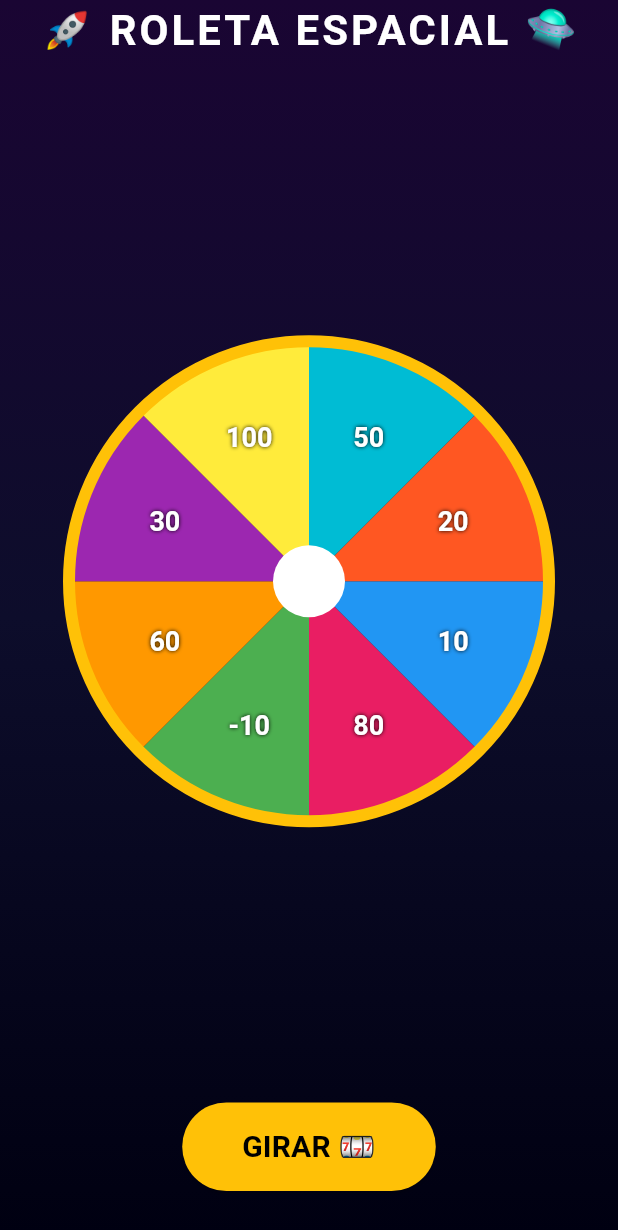
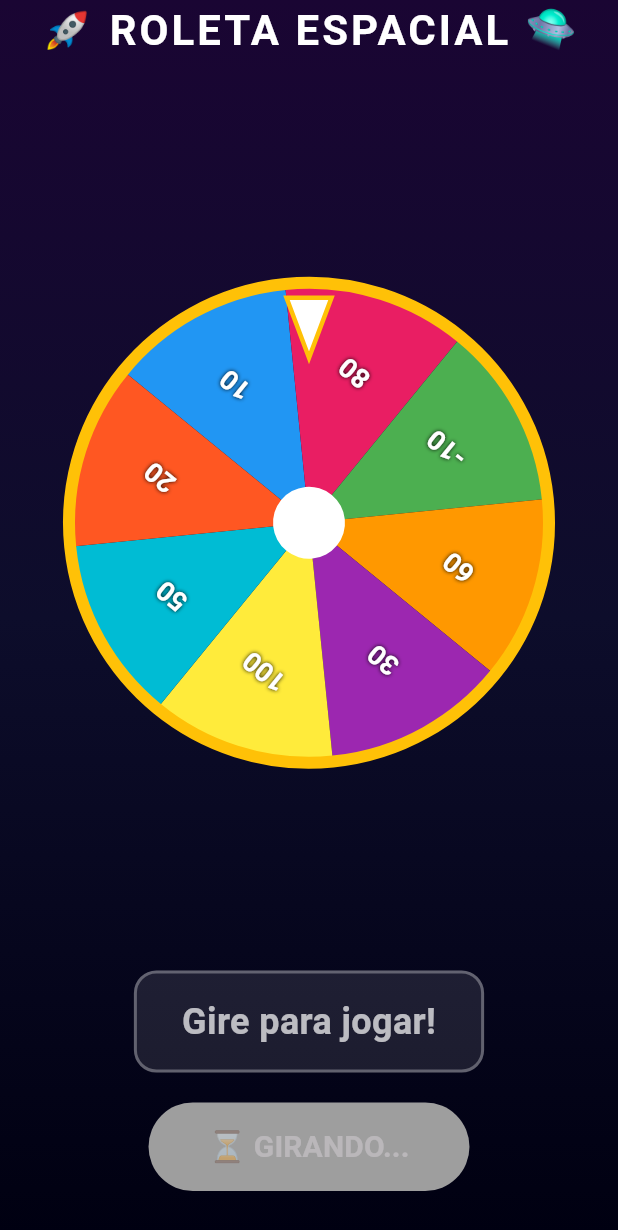
Before and after one commit to Thyagocool/game-score, a Flutter app: the screen it shows after launch, after a tap on "GIRAR 🎰", on a phone screen of 412 x 824 dp. Shown: the top 1230 px of the screen. Run offline on Flutter 3.47's test engine with Material 3 defaults, Android fonts, the phone set to English and light mode, and no system bars.

Commit message:
feat: implement Phase 3 - Roulette spin logic
- Added AnimationController for smooth spinning
- Added indicator triangle at top
- Added random result selection
- Added result display with color highlight
- Added spin button with disabled state during spin

```diff
--- a/lib/main.dart
+++ b/lib/main.dart
@@ -32,7 +32,110 @@ class RouletteScreen extends StatefulWidget {
   State<RouletteScreen> createState() => _RouletteScreenState();
 }
 
-class _RouletteScreenState extends State<RouletteScreen> {
+class _RouletteScreenState extends State<RouletteScreen>
+    with SingleTickerProviderStateMixin {
+  late AnimationController _controller;
+  late Animation<double> _animation;
+  double _currentRotation = 0;
+  int? _resultIndex;
+  bool _isSpinning = false;
+
+  // Dados da roleta
+  final List<Color> segmentColors = [
+    const Color(0xFF2196F3), // Azul - 10
+    const Color(0xFFE91E63), // Rosa - 80
+    const Color(0xFF4CAF50), // Verde - -10
+    const Color(0xFFFF9800), // Laranja - 60
+    const Color(0xFF9C27B0), // Roxo - 30
+    const Color(0xFFFFEB3B), // Amarelo - 100
+    const Color(0xFF00BCD4), // Ciano - 50
+    const Color(0xFFFF5722), // Vermelho - 20
+  ];
+
+  final List<int> segmentValues = [10, 80, -10, 60, 30, 100, 50, 20];
+
+  @override
+  void initState() {
+    super.initState();
+    _controller = AnimationController(
+      duration: const Duration(seconds: 4),
+      vsync: this,
+    );
+
+    _animation = Tween<double>(
+      begin: 0,
+      end: 1,
+    ).animate(CurvedAnimation(
+      parent: _controller,
+      curve: Curves.decelerate,
+    ));
+
+    _controller.addListener(() {
+      setState(() {
+        _currentRotation = _animation.value;
+      });
+    });
+
+    _controller.addStatusListener((status) {
+      if (status == AnimationStatus.completed) {
+        _calculateResult();
+        setState(() {
+          _isSpinning = false;
+        });
+      }
+    });
+  }
+
+  @override
+  void dispose() {
+    _controller.dispose();
+    super.dispose();
+  }
+
+  void _spin() {
+    if (_isSpinning) return;
+
+    setState(() {
+      _isSpinning = true;
+      _resultIndex = null;
+    });
+
+    // Sortear resultado
+    final random = Random();
+    final selectedIndex = random.nextInt(segmentColors.length);
+
+    // Calcular rotação (mínimo 5 giros + posição do segmento)
+    final segmentAngle = 2 * pi / segmentColors.length;
+    final targetAngle = 5 * 2 * pi + (selectedIndex * segmentAngle);
+
+    _animation = Tween<double>(
+      begin: _currentRotation,
+      end: _currentRotation + targetAngle,
+    ).animate(CurvedAnimation(
+      parent: _controller,
+      curve: Curves.decelerate,
+    ));
+
+    _controller.reset();
+    _controller.forward();
+  }
+
+  void _calculateResult() {
+    // Calcular qual segmento está no topo (posição do indicador)
+    final normalizedRotation = _currentRotation % (2 * pi);
+    final segmentAngle = 2 * pi / segmentColors.length;
+
+    // O indicador está no topo (ângulo -pi/2 ou 3*pi/2)
+    final indicatorAngle = 3 * pi / 2;
+    final adjustedAngle = (indicatorAngle - normalizedRotation) % (2 * pi);
+
+    final index = (adjustedAngle / segmentAngle).floor() % segmentColors.length;
+
+    setState(() {
+      _resultIndex = index;
+    });
+  }
+
   @override
   Widget build(BuildContext context) {
     return Scaffold(
@@ -42,9 +145,9 @@ class _RouletteScreenState extends State<RouletteScreen> {
             begin: Alignment.topCenter,
             end: Alignment.bottomCenter,
             colors: [
-              Color(0xFF1a0533), // Roxo escuro
-              Color(0xFF0d0d2b), // Azul escuro
-              Color(0xFF000011), // Quase preto
+              Color(0xFF1a0533),
+              Color(0xFF0d0d2b),
+              Color(0xFF000011),
             ],
           ),
         ),
@@ -64,29 +167,81 @@ class _RouletteScreenState extends State<RouletteScreen> {
               ),
               const SizedBox(height: 20),
 
-              // Roleta
+              // Roleta com indicador
               Expanded(
                 child: Center(
-                  child: SizedBox(
-                    width: 320,
-                    height: 320,
-                    child: CustomPaint(
-                      painter: RoulettePainter(),
-                    ),
+                  child: Stack(
+                    alignment: Alignment.center,
+                    children: [
+                      // Roleta girando
+                      Transform.rotate(
+                        angle: _currentRotation,
+                        child: SizedBox(
+                          width: 320,
+                          height: 320,
+                          child: CustomPaint(
+                            painter: RoulettePainter(
+                              segmentColors: segmentColors,
+                              segmentValues: segmentValues,
+                            ),
+                          ),
+                        ),
+                      ),
+                      // Indicador (triângulo no topo)
+                      Positioned(
+                        top: 10,
+                        child: CustomPaint(
+                          size: const Size(30, 40),
+                          painter: IndicatorPainter(),
+                        ),
+                      ),
+                    ],
                   ),
                 ),
               ),
 
-              const SizedBox(height: 20),
+              // Resultado
+              Container(
+                margin: const EdgeInsets.symmetric(vertical: 10),
+                padding: const EdgeInsets.symmetric(
+                  horizontal: 30,
+                  vertical: 15,
+                ),
+                decoration: BoxDecoration(
+                  color: _resultIndex != null
+                      ? segmentColors[_resultIndex!].withValues(alpha: 0.3)
+                      : Colors.white.withValues(alpha: 0.1),
+                  borderRadius: BorderRadius.circular(15),
+                  border: Border.all(
+                    color: _resultIndex != null
+                        ? segmentColors[_resultIndex!]
+                        : Colors.white30,
+                    width: 2,
+                  ),
+                ),
+                child: Text(
+                  _resultIndex != null
+                      ? '🎉 ${segmentValues[_resultIndex!]} pontos!'
+                      : 'Gire para jogar!',
+                  style: TextStyle(
+                    fontSize: 24,
+                    fontWeight: FontWeight.bold,
+                    color: _resultIndex != null
+                        ? segmentColors[_resultIndex!]
+                        : Colors.white70,
+                  ),
+                ),
+              ),
+
+              const SizedBox(height: 10),
 
               // Botão de girar
               ElevatedButton(
-                onPressed: () {
-                  // TODO: Fase 3 - Adicionar lógica de giro
-                },
+                onPressed: _isSpinning ? null : _spin,
                 style: ElevatedButton.styleFrom(
                   backgroundColor: Colors.amber,
                   foregroundColor: Colors.black,
+                  disabledBackgroundColor: Colors.grey,
                   padding: const EdgeInsets.symmetric(
                     horizontal: 40,
                     vertical: 15,
@@ -95,9 +250,9 @@ class _RouletteScreenState extends State<RouletteScreen> {
                     borderRadius: BorderRadius.circular(30),
                   ),
                 ),
-                child: const Text(
-                  'GIRAR 🎰',
-                  style: TextStyle(
+                child: Text(
+                  _isSpinning ? '⏳ GIRANDO...' : 'GIRAR 🎰',
+                  style: const TextStyle(
                     fontSize: 20,
                     fontWeight: FontWeight.bold,
                   ),
@@ -113,30 +268,20 @@ class _RouletteScreenState extends State<RouletteScreen> {
 }
 
 class RoulettePainter extends CustomPainter {
+  final List<Color> segmentColors;
+  final List<int> segmentValues;
+
+  RoulettePainter({
+    required this.segmentColors,
+    required this.segmentValues,
+  });
+
   @override
   void paint(Canvas canvas, Size size) {
     final center = Offset(size.width / 2, size.height / 2);
     final radius = size.width / 2;
 
-    // Cores dos segmentos (igual à imagem)
-    final List<Color> segmentColors = [
-      const Color(0xFF2196F3), // Azul
-      const Color(0xFFE91E63), // Rosa
-      const Color(0xFF4CAF50), // Verde
-      const Color(0xFFFF9800), // Laranja
-      const Color(0xFF9C27B0), // Roxo
-      const Color(0xFFFFEB3B), // Amarelo
-      const Color(0xFF00BCD4), // Ciano
-      const Color(0xFFFF5722), // Vermelho
-    ];
-
-    // Valores dos segmentos
-    final List<String> segmentValues = [
-      '10', '80', '-10', '60', '30', '100', '50', '20'
-    ];
-
-    // Desenhar segmentos
-    final segmentAngle = 2 * 3.14159 / segmentColors.length;
+    final segmentAngle = 2 * pi / segmentColors.length;
 
     for (int i = 0; i < segmentColors.length; i++) {
       final startAngle = i * segmentAngle;
@@ -160,7 +305,7 @@ class RoulettePainter extends CustomPainter {
 
       final textPainter = TextPainter(
         text: TextSpan(
-          text: segmentValues[i],
+          text: segmentValues[i].toString(),
           style: const TextStyle(
             color: Colors.white,
             fontSize: 18,
@@ -179,26 +324,54 @@ class RoulettePainter extends CustomPainter {
       textPainter.layout();
       textPainter.paint(
         canvas,
-        Offset(textX - textPainter.width / 2, textY - textPainter.height / 2),
+        Offset(
+          textX - textPainter.width / 2,
+          textY - textPainter.height / 2,
+        ),
       );
     }
 
-    // Desenhar círculo central
+    // Círculo central
     final centerPaint = Paint()
       ..color = Colors.white
       ..style = PaintingStyle.fill;
-
     canvas.drawCircle(center, radius * 0.15, centerPaint);
 
-    // Desenhar borda externa
+    // Borda externa
     final borderPaint = Paint()
       ..color = Colors.amber
       ..style = PaintingStyle.stroke
       ..strokeWidth = 8;
-
     canvas.drawCircle(center, radius, borderPaint);
   }
 
   @override
   bool shouldRepaint(covariant CustomPainter oldDelegate) => false;
 }
+
+class IndicatorPainter extends CustomPainter {
+  @override
+  void paint(Canvas canvas, Size size) {
+    final paint = Paint()
+      ..color = Colors.white
+      ..style = PaintingStyle.fill;
+
+    final path = Path()
+      ..moveTo(size.width / 2, size.height)
+      ..lineTo(0, 0)
+      ..lineTo(size.width, 0)
+      ..close();
+
+    canvas.drawPath(path, paint);
+
+    // Borda do indicador
+    final borderPaint = Paint()
+      ..color = Colors.amber
+      ..style = PaintingStyle.stroke
+      ..strokeWidth = 3;
+    canvas.drawPath(path, borderPaint);
+  }
+
+  @override
+  bool shouldRepaint(covariant CustomPainter oldDelegate) => false;
+}
```
